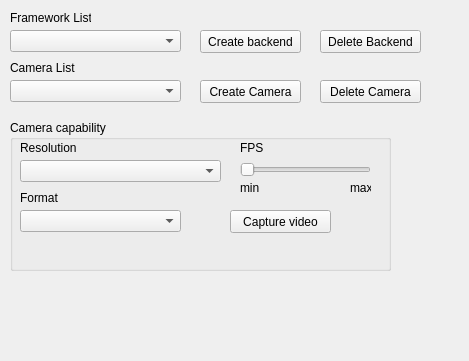
Old version of the form test_app/mainwindow.ui in the repository abibas/webcamCaptureNewDesign.
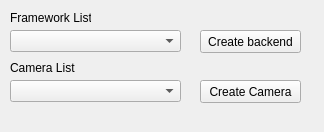
New version of the form.

Commit message: Fixed YUY2 to RGB covertor (small fix). Added support of creating 2 or more camera instances

Diff of the .ui file:
```diff
--- a/test_app/mainwindow.ui
+++ b/test_app/mainwindow.ui
@@ -6,8 +6,8 @@
    <rect>
     <x>0</x>
     <y>0</y>
-    <width>469</width>
-    <height>361</height>
+    <width>324</width>
+    <height>132</height>
    </rect>
   </property>
   <property name="windowTitle">
@@ -86,156 +86,6 @@
      <string>Create Camera</string>
     </property>
    </widget>
-   <widget class="QGroupBox" name="cameraCapabilityGB">
-    <property name="geometry">
-     <rect>
-      <x>10</x>
-      <y>120</y>
-      <width>381</width>
-      <height>151</height>
-     </rect>
-    </property>
-    <property name="title">
-     <string>Camera capability</string>
-    </property>
-    <widget class="QComboBox" name="capabilityComboBox">
-     <property name="geometry">
-      <rect>
-       <x>10</x>
-       <y>40</y>
-       <width>201</width>
-       <height>22</height>
-      </rect>
-     </property>
-    </widget>
-    <widget class="QSlider" name="horizontalSlider">
-     <property name="geometry">
-      <rect>
-       <x>230</x>
-       <y>40</y>
-       <width>131</width>
-       <height>19</height>
-      </rect>
-     </property>
-     <property name="orientation">
-      <enum>Qt::Horizontal</enum>
-     </property>
-    </widget>
-    <widget class="QLabel" name="fpsLabel">
-     <property name="geometry">
-      <rect>
-       <x>230</x>
-       <y>20</y>
-       <width>51</width>
-       <height>16</height>
-      </rect>
-     </property>
-     <property name="text">
-      <string>FPS</string>
-     </property>
-    </widget>
-    <widget class="QLabel" name="minFpsLabel">
-     <property name="geometry">
-      <rect>
-       <x>230</x>
-       <y>60</y>
-       <width>51</width>
-       <height>16</height>
-      </rect>
-     </property>
-     <property name="text">
-      <string>min</string>
-     </property>
-    </widget>
-    <widget class="QLabel" name="maxFpsLabel">
-     <property name="geometry">
-      <rect>
-       <x>340</x>
-       <y>60</y>
-       <width>21</width>
-       <height>16</height>
-      </rect>
-     </property>
-     <property name="text">
-      <string>max</string>
-     </property>
-    </widget>
-    <widget class="QLabel" name="fpsLabel_2">
-     <property name="geometry">
-      <rect>
-       <x>10</x>
-       <y>20</y>
-       <width>61</width>
-       <height>16</height>
-      </rect>
-     </property>
-     <property name="text">
-      <string>Resolution</string>
-     </property>
-    </widget>
-    <widget class="QLabel" name="fpsLabel_3">
-     <property name="geometry">
-      <rect>
-       <x>10</x>
-       <y>70</y>
-       <width>51</width>
-       <height>16</height>
-      </rect>
-     </property>
-     <property name="text">
-      <string>Format</string>
-     </property>
-    </widget>
-    <widget class="QComboBox" name="formatComboBox">
-     <property name="geometry">
-      <rect>
-       <x>10</x>
-       <y>90</y>
-       <width>161</width>
-       <height>22</height>
-      </rect>
-     </property>
-    </widget>
-    <widget class="QPushButton" name="captureVideoBtb">
-     <property name="geometry">
-      <rect>
-       <x>220</x>
-       <y>90</y>
-       <width>101</width>
-       <height>23</height>
-      </rect>
-     </property>
-     <property name="text">
-      <string>Capture video</string>
-     </property>
-    </widget>
-   </widget>
-   <widget class="QPushButton" name="deleteBackendBtn">
-    <property name="geometry">
-     <rect>
-      <x>320</x>
-      <y>30</y>
-      <width>101</width>
-      <height>23</height>
-     </rect>
-    </property>
-    <property name="text">
-     <string>Delete Backend</string>
-    </property>
-   </widget>
-   <widget class="QPushButton" name="deleteCameraBtn">
-    <property name="geometry">
-     <rect>
-      <x>320</x>
-      <y>80</y>
-      <width>101</width>
-      <height>23</height>
-     </rect>
-    </property>
-    <property name="text">
-     <string>Delete Camera</string>
-    </property>
-   </widget>
   </widget>
  </widget>
  <resources/>
```
The commit also changes 9 other files.
